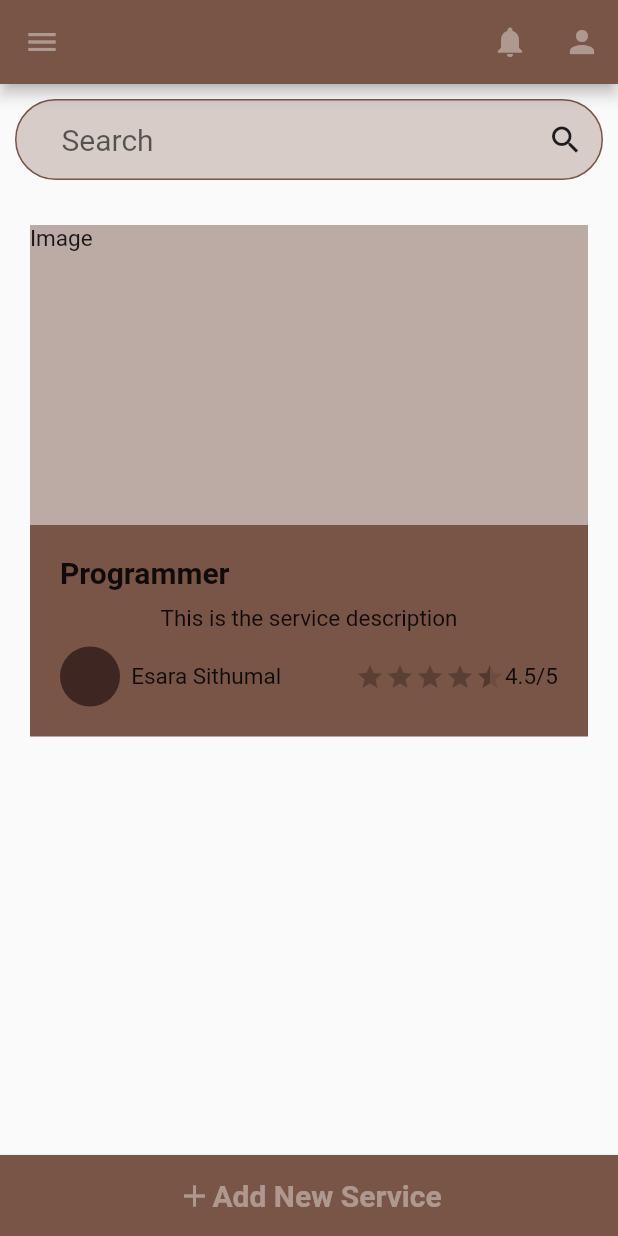
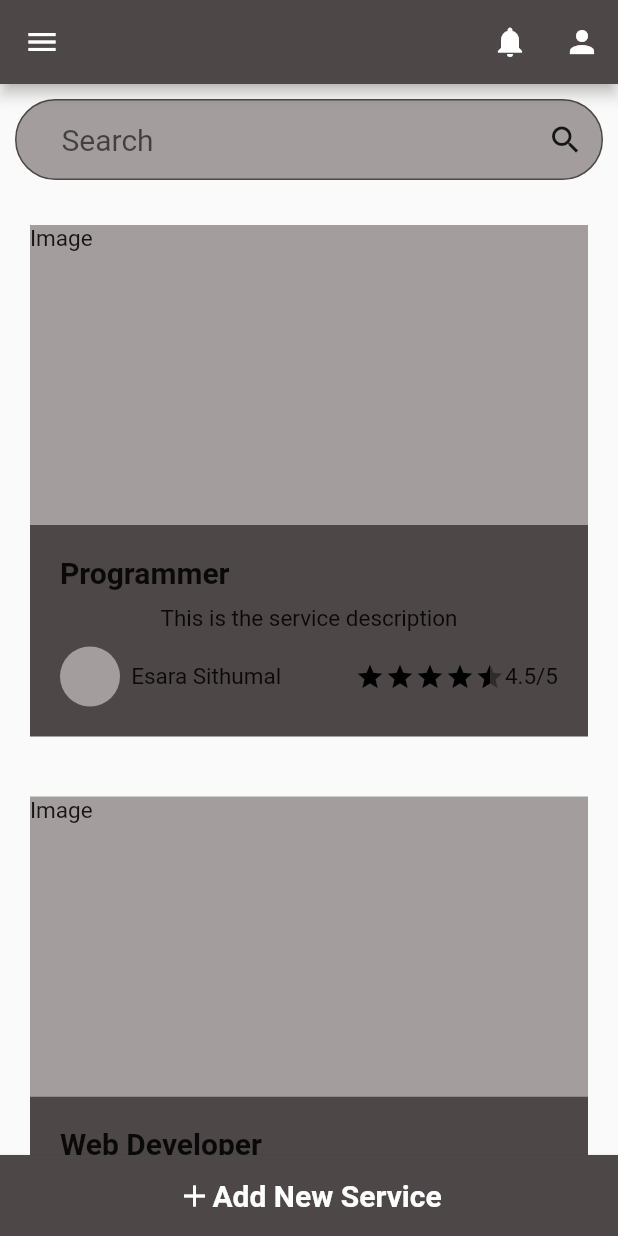
Before and after one commit to EsaraSithumal/service-manager, a Flutter app: the Dashboard screen opened by its route, on a phone screen of 412 x 824 dp. Run offline on Flutter 3.47's test engine with Material 2 defaults, Android fonts, the light colour scheme and no system bars; drawn by our look-alikes of flutter_rating_bar; statements that could not run were skipped.

Commit message:
add scrollable newsfeed and theme fixed

```diff
--- a/app/mobile app/service_manager/lib/Dashboard/advertisment.dart
+++ b/app/mobile app/service_manager/lib/Dashboard/advertisment.dart
@@ -24,12 +24,14 @@ class Advertisment extends StatelessWidget {
           Container(
             width: double.infinity,
             height: 200,
-            decoration: BoxDecoration(color: Colors.brown[200]),
+            decoration:
+                BoxDecoration(color: Theme.of(context).colorScheme.secondary),
             child: Text('Image'),
           ),
           Container(
             width: double.infinity,
-            decoration: BoxDecoration(color: Colors.brown[500]),
+            decoration:
+                BoxDecoration(color: Theme.of(context).colorScheme.primary),
             child: AddData(
               description: this.description,
               name: this.name,
--- a/app/mobile app/service_manager/lib/Dashboard/advertismentdata.dart
+++ b/app/mobile app/service_manager/lib/Dashboard/advertismentdata.dart
@@ -44,7 +44,7 @@ class AddData extends StatelessWidget {
             child: Row(
               children: [
                 CircleAvatar(
-                  backgroundColor: Colors.brown[900],
+                  backgroundColor: Theme.of(context).colorScheme.secondary,
                 ),
                 Text('  ' + name),
                 Expanded(
@@ -74,7 +74,7 @@ class Rating extends StatelessWidget {
           rating: rating,
           itemBuilder: (context, index) => const Icon(
             Icons.star,
-            color: Colors.black26,
+            color: Color.fromARGB(255, 0, 0, 0),
           ),
           itemCount: 5,
           itemSize: 20.0,
--- a/app/mobile app/service_manager/lib/Dashboard/dashboard.dart
+++ b/app/mobile app/service_manager/lib/Dashboard/dashboard.dart
@@ -1,5 +1,6 @@
 import 'package:flutter/material.dart';
 import './newsfeed.dart';
+import './searchbar.dart';
 
 class Dashboard extends StatefulWidget {
   const Dashboard({Key? key}) : super(key: key);
@@ -60,6 +61,7 @@ class _DashboardState extends State<Dashboard> {
         ),
         body: Column(
           children: [
+            SearchBar(),
             const Expanded(
               child: NewsFeed(),
             ),
--- a/app/mobile app/service_manager/lib/Dashboard/newsfeed.dart
+++ b/app/mobile app/service_manager/lib/Dashboard/newsfeed.dart
@@ -1,28 +1,40 @@
 import 'package:flutter/material.dart';
-import './searchbar.dart';
 import './advertisment.dart';
 
-class NewsFeed extends StatefulWidget {
+class NewsFeed extends StatelessWidget {
   const NewsFeed({Key? key}) : super(key: key);
 
   @override
-  _NewsFeedState createState() => _NewsFeedState();
-}
-
-class _NewsFeedState extends State<NewsFeed> {
-  @override
   Widget build(BuildContext context) {
-    return Column(
-      crossAxisAlignment: CrossAxisAlignment.center,
+    return SingleChildScrollView(
+      child: Column(
         children: const [
-        SearchBar(),
           Advertisment(
             name: 'Esara Sithumal',
             description: 'This is the service description',
             serviceName: 'Programmer',
             rating: 4.5,
           ),
+          Advertisment(
+            name: 'Pubudu Bandara',
+            description: 'This is the service description',
+            serviceName: 'Web Developer',
+            rating: 4,
+          ),
+          Advertisment(
+            name: 'Achintha Harshamal',
+            description: 'This is the service description',
+            serviceName: 'Full Stack Developer',
+            rating: 4.5,
+          ),
+          Advertisment(
+            name: 'Hansa Alahacoon',
+            description: 'This is the service description',
+            serviceName: 'Embedded System Engineer',
+            rating: 3.0,
+          ),
         ],
+      ),
     );
   }
 }
--- a/app/mobile app/service_manager/lib/Dashboard/searchbar.dart
+++ b/app/mobile app/service_manager/lib/Dashboard/searchbar.dart
@@ -14,7 +14,7 @@ class _SearchBarState extends State<SearchBar> {
       padding: const EdgeInsets.all(10.0),
       child: Container(
           decoration: BoxDecoration(
-              color: Colors.brown[100],
+              color: Theme.of(context).colorScheme.secondary,
               borderRadius: const BorderRadius.all(Radius.circular(50)),
               border: Border.all(color: Theme.of(context).colorScheme.primary)),
           width: double.infinity,
```
Also changed, not shown: app/mobile app/service_manager/lib/main.dart (+12 -12 lines). Lines whose indentation alone changed are shown as unchanged.
